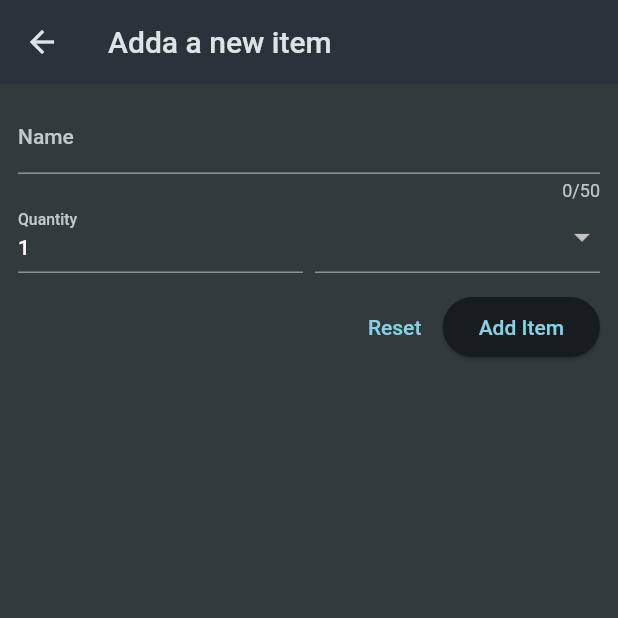
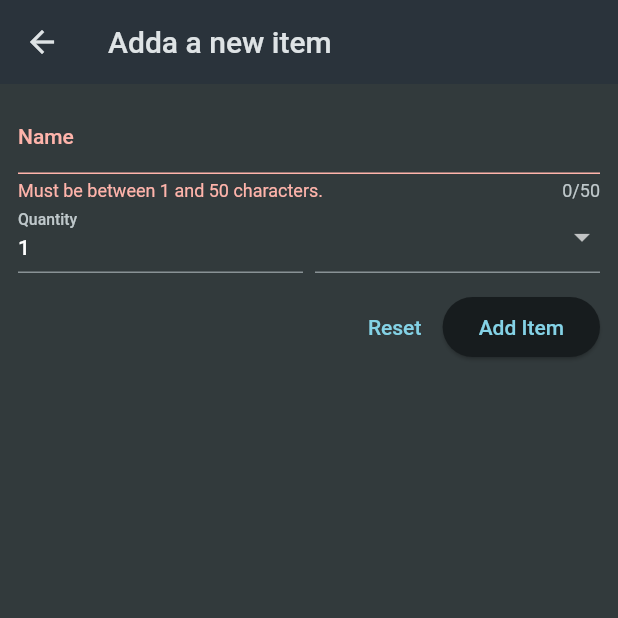
Before and after one commit to HMEI83/Shopping-list-app, a Flutter app: the NewItem screen opened directly, after a tap on "Add Item", on a phone screen of 412 x 824 dp, the top half of it. Run offline on Flutter 3.47's test engine with Material 2 defaults, Android fonts, the phone set to English and light mode, and no system bars.

```diff
--- a/shopping_list_app/lib/widgets/new_item.dart
+++ b/shopping_list_app/lib/widgets/new_item.dart
@@ -10,6 +10,12 @@ class NewItem extends StatefulWidget {
 }
 
 class _NewItemState extends State<NewItem> {
+  final _formKey = GlobalKey<FormState>();
+
+  void _saveItem() {
+    _formKey.currentState!.validate();
+  }
+
   @override
   Widget build(BuildContext context) {
     return Scaffold(
@@ -19,6 +25,7 @@ class _NewItemState extends State<NewItem> {
       body: Padding(
         padding: const EdgeInsets.all(12),
         child: Form(
+          key: _formKey,
           child: Column(
             children: [
               TextFormField(
@@ -44,6 +51,7 @@ class _NewItemState extends State<NewItem> {
                       decoration: const InputDecoration(
                         label: Text('Quantity'),
                       ),
+                      keyboardType: TextInputType.number,
                       initialValue: '1',
                       validator: (value) {
                         if (value == null ||
@@ -85,9 +93,13 @@ class _NewItemState extends State<NewItem> {
               Row(
                 mainAxisAlignment: MainAxisAlignment.end,
                 children: [
-                  TextButton(onPressed: () {}, child: const Text('Reset')),
+                  TextButton(
+                      onPressed: () {
+                        _formKey.currentState!.reset();
+                      },
+                      child: const Text('Reset')),
                   ElevatedButton(
-                      onPressed: () {}, child: const Text('Add Item')),
+                      onPressed: _saveItem, child: const Text('Add Item')),
                 ],
               )
             ],
```
